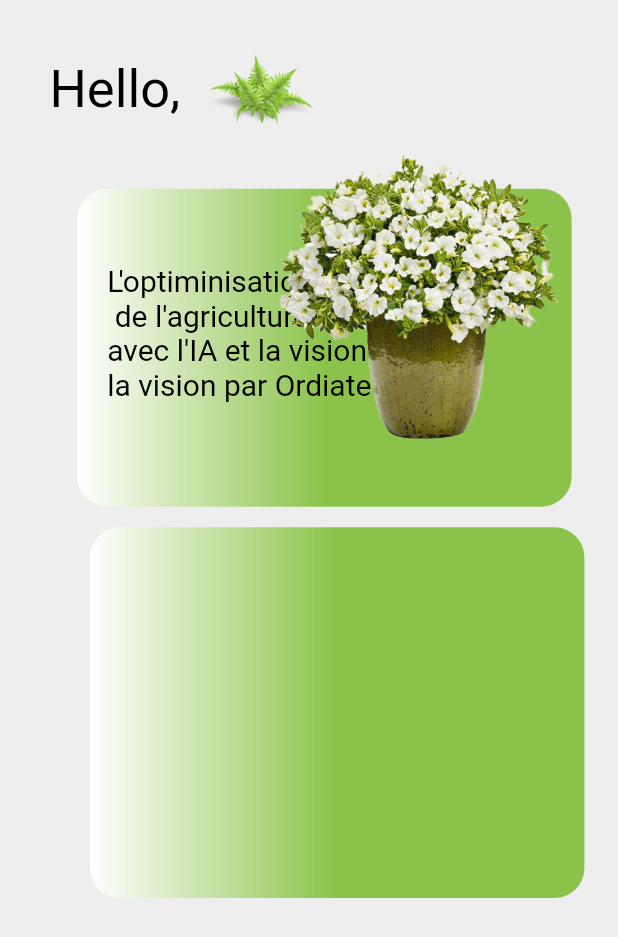
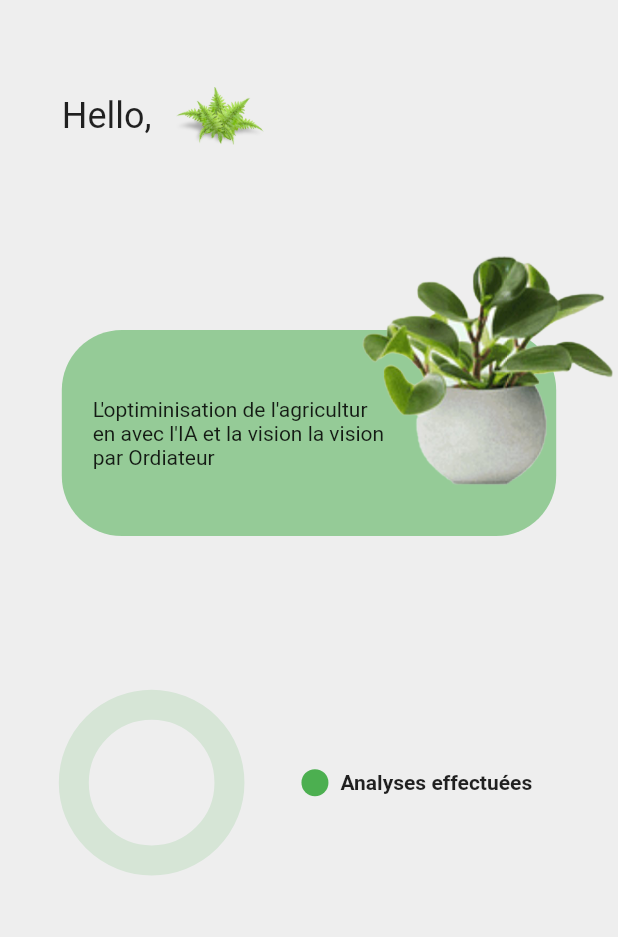
Before and after one commit to Axe-Digital/plantAI, a Flutter app: the MainPiece screen opened directly, on a phone screen of 412 x 824 dp. Shown: the top 937 px of the screen. Run offline on Flutter 3.47's test engine with Material 2 defaults, Android fonts, the phone set to English and light mode, and no system bars; drawn by our look-alikes of pie_chart; our stand-ins replace camera, cloud_firestore, firebase_auth, firebase_core, flutter_image_compress, google_sign_in and 2 more; missing offline and left inert: tflite_flutter; accounts and stored records are empty.

```diff
--- a/lib/model/model.dart
+++ b/lib/model/model.dart
@@ -1,12 +1,8 @@
 import 'dart:io' as io;
-import 'dart:typed_data';
-import 'package:provider/provider.dart';
 import 'package:flutter/foundation.dart';
-import 'package:flutter/material.dart';
-
 import 'package:tflite_flutter/tflite_flutter.dart';
 
-class Model with ChangeNotifier{
+class Model with ChangeNotifier {
   static List<io.File> imageList = [];
   static late String? _plantHealth;
   static String? get getPlantHealth => _plantHealth;
@@ -17,6 +13,9 @@ class Model with ChangeNotifier{
   static late Tensor inputTensor;
   static late Tensor outputTensor;
   static const String modelPath = "assets/model/model.tflite";
+  Map<String, double> dataMap = {
+    "Analyses effectuées": imageList.length.toDouble(),
+  };
 
   static Future<void> initialize() async {
     final options = InterpreterOptions();
@@ -28,6 +27,7 @@ class Model with ChangeNotifier{
 
   Future<void> updateFile(io.File file) async {
     imageList.add(file);
-      notifyListeners();
+    print("imageList : ${imageList.length}");
+    notifyListeners();
   }
 }
--- a/lib/view/login_page.dart
+++ b/lib/view/login_page.dart
@@ -5,7 +5,6 @@ import 'package:plant_ai/view/home_page.dart';
 import 'package:plant_ai/view/register_screen.dart';
 import 'package:plant_ai/widgets/my_button.dart';
 import 'package:plant_ai/widgets/my_textfield.dart';
-import 'package:shared_preferences/shared_preferences.dart';
 
 class LoginScreen extends StatefulWidget {
   const LoginScreen({super.key});
@@ -163,7 +162,7 @@ class _LoginScreenState extends State<LoginScreen> {
                                     context,
                                     MaterialPageRoute(
                                         // ignore: prefer_const_constructors
-                                        builder: (context) => HomeScreen()));
+                                        builder: (context) => HomeScreen(currentTabIndex: 0,)));
                               }
                             });
                           },
--- /dev/null
+++ b/lib/view/main_piece.dart
@@ -0,0 +1,129 @@
+import 'package:flutter/material.dart';
+import 'package:plant_ai/auth/authentification.dart';
+import 'package:plant_ai/services/firestore.dart';
+import 'package:pie_chart/pie_chart.dart';
+import 'package:plant_ai/model/model.dart';
+
+class MainPiece extends StatefulWidget {
+  const MainPiece({super.key});
+
+  @override
+  State<MainPiece> createState() => _MainPieceState();
+}
+
+class _MainPieceState extends State<MainPiece> {
+  @override
+  Widget build(BuildContext context) {
+    final auth = Auth();
+    final width = MediaQuery.of(context).size.width;
+    final theme = Theme.of(context).textTheme;
+    final height = MediaQuery.of(context).size.height;
+
+    return Scaffold(
+      body: Column(
+        mainAxisAlignment: MainAxisAlignment.start,
+        crossAxisAlignment: CrossAxisAlignment.center,
+        children: [
+          SizedBox(
+            height: height * 0.07,
+          ),
+          Row(
+            children: [
+              SizedBox(
+                width: width * 0.1,
+              ),
+              RichText(
+                text: TextSpan(
+                  text: 'Hello, ',
+                  style: TextStyle(
+                    fontSize: theme.headlineSmall!.fontSize,
+                    color: theme.headlineSmall!.color,
+                    fontWeight: theme.headlineSmall!.fontWeight,
+                  ),
+                  children: <TextSpan>[
+                    TextSpan(
+                      text: auth.firstNameAuth() ?? Firestore.userName,
+                      style: TextStyle(
+                        fontSize: theme.headlineSmall!.fontSize,
+                        color: theme.headlineSmall!.color,
+                        fontWeight: Theme.of(context)
+                            .textTheme
+                            .headlineSmall!
+                            .fontWeight,
+                      ),
+                    ),
+                  ],
+                ),
+              ),
+              const SizedBox(width: 10),
+              Image.asset(
+                'assets/fougere.png',
+                width: width / 7,
+              )
+            ],
+          ),
+          SizedBox(
+            height: height * 0.09,
+          ),
+          Stack(children: [
+            SizedBox(
+              width: width,
+              height: height / 3.5,
+              child: Center(
+                child: Container(
+                    width: width * 0.8,
+                    height: height / 6,
+                    decoration: BoxDecoration(
+                      borderRadius: BorderRadius.circular(40),
+
+                      color: Colors.green.withOpacity(0.55),
+                      // border: Border.all(color: Colors.black)
+                    ),
+                    child: Container(
+                      // color: Colors.amber,
+                      margin: EdgeInsets.fromLTRB(width / 20, 0, 0, 0),
+                      child: Column(
+                        mainAxisAlignment: MainAxisAlignment.spaceEvenly,
+                        crossAxisAlignment: CrossAxisAlignment.start,
+                        children: [
+                          Text(
+                              "L'optiminisation de l'agricultur \nen avec l'IA et la vision la vision \npar Ordiateur",
+                              style: TextStyle(
+                                  fontSize: theme.bodyMedium!.fontSize,
+                                  color: theme.bodyMedium!.color,
+                                  fontWeight: theme.bodyMedium!.fontWeight)),
+                        ],
+                      ),
+                    )),
+              ),
+            ),
+            Positioned(
+              right: 0,
+              top: 0,
+              child: Image.asset(
+                'assets/plant.png',
+                height: height / 5,
+              ),
+            )
+          ]),
+          SizedBox(
+            height: height * 0.04,
+          ),
+          SizedBox(
+            width: width * 0.8,
+            height: height / 5,
+            child: PieChart(
+              emptyColor: Colors.black,
+              dataMap: Model().dataMap,
+              chartType: ChartType.ring,
+              colorList: const [Colors.green],
+              baseChartColor: Colors.green.withOpacity(0.15),
+              chartRadius: 4000,
+              totalValue: 20,
+            ),
+          ),
+        ],
+      ),
+    );
+  }
+}
--- a/lib/view/register_screen.dart
+++ b/lib/view/register_screen.dart
@@ -3,7 +3,6 @@ import 'package:firebase_auth/firebase_auth.dart';
 import 'package:flutter/material.dart';
 import 'package:plant_ai/auth/authentification.dart';
 import 'package:plant_ai/services/firestore.dart';
-import 'package:plant_ai/view/home_page.dart';
 import 'package:plant_ai/view/login_page.dart';
 import 'package:plant_ai/widgets/snackbar_utils.dart';
 
--- a/lib/view/splash_screen.dart
+++ b/lib/view/splash_screen.dart
@@ -1,6 +1,4 @@
-import 'package:firebase_auth/firebase_auth.dart';
 import 'package:flutter/material.dart';
-// import 'package:plant_ai/auth/auth.dart';
 import 'package:plant_ai/auth/authentification.dart';
 import 'package:plant_ai/view/home_page.dart';
 import 'package:plant_ai/view/login_page.dart';
@@ -20,7 +18,7 @@ class _SplashPageState extends State<SplashScreen> {
   void initState() {
     super.initState();
     // Définir une temporisation pour afficher la page de splash
-    Future.delayed(const Duration(seconds: 1), () {
+    Future.delayed(const Duration(seconds: 4), () {
       switchEvent(); // Naviguer vers la page suivante après la temporisation
     });
   }
@@ -37,7 +35,7 @@ class _SplashPageState extends State<SplashScreen> {
                     2), // Durée de l'animation (500 millisecondes dans cet exemple)
             pageBuilder: (context, animation, secondaryAnimation) =>
                 // ignore: prefer_const_constructors
-                HomeScreen(),
+                HomeScreen(currentTabIndex: 0,),
             transitionsBuilder:
                 (context, animation, secondaryAnimation, child) {
               var begin = const Offset(
--- a/lib/widgets/main_piece.dart
+++ /dev/null
@@ -1,154 +0,0 @@
-import 'package:flutter/material.dart';
-import 'package:plant_ai/auth/authentification.dart';
-import 'package:plant_ai/services/firestore.dart';
-import 'package:plant_ai/theme/theme_manager.dart';
-import 'package:provider/provider.dart';
-
-class MainPiece extends StatefulWidget {
-  const MainPiece({super.key});
-
-  @override
-  State<MainPiece> createState() => _MainPieceState();
-}
-
-class _MainPieceState extends State<MainPiece> {
-  @override
-  Widget build(BuildContext context) {
-    final auth = Auth();
-    final width = MediaQuery.of(context).size.width;
-    print('width = $width');
-    final height = MediaQuery.of(context).size.height;
-    final isDark =
-        Provider.of<AppStateNotifier>(context, listen: false).isDarkMode;
-    return Scaffold(
-      body: Column(
-        crossAxisAlignment: CrossAxisAlignment.start,
-        children: [
-          const SizedBox(
-            height: 25,
-          ),
-          // Padding(
-          //   padding: const EdgeInsets.all(16.0),
-          //   child: TextField(
-          //     controller: null,
-          //     decoration: const InputDecoration(
-          //       hintText: 'Rechercher...',
-          //       suffixIcon: Icon(Icons.search),
-          //     ),
-          //     onSubmitted: (value) {
-          //       // Gérer la soumission de la recherche ici
-          //     },
-          //   ),
-          // ),
-          Container(
-              margin: EdgeInsets.only(left: width * 0.08),
-              child: Row(
-                children: [
-                  auth.firstNameAuth() != null
-                      ? RichText(
-                          text: TextSpan(
-                            text: 'Hello, ',
-                            style: const TextStyle(
-                                fontSize: 35, color: Colors.black),
-                            children: <TextSpan>[
-                              TextSpan(
-                                text: '${auth.firstNameAuth()}',
-                                style:
-                                    const TextStyle(fontWeight: FontWeight.bold),
-                              ),
-                            ],
-                          ),
-                        )
-                      : RichText(
-                          text: TextSpan(
-                            text: 'Hello, ',
-                            style: const TextStyle(
-                                fontSize: 35, color: Colors.black),
-                            children: <TextSpan>[
-                              TextSpan(
-                                text: '${Firestore.userName}',
-                                style:
-                                    const TextStyle(fontWeight: FontWeight.bold),
-                              ),
-                            ],
-                          ),
-                        ),
-                  const SizedBox(
-                    width: 10,
-                  ),
-                  Image.asset(
-                    'assets/fougere.png',
-                    width: 70,
-                    height: 70,
-                  )
-                ],
-              )),
-          const SizedBox(
-            height: 5,
-          ),
-          Stack(children: [
-            Container(
-                margin: EdgeInsets.fromLTRB(width / 8, width / 16, 0, width / 30),
-                constraints: BoxConstraints(maxWidth: width * 0.9),
-                decoration: BoxDecoration(
-                  borderRadius: BorderRadius.circular(20),
-                  gradient: const LinearGradient(
-                    colors: [
-                      Colors.lightGreen,
-                      Colors.lightGreen,
-                      Colors.white,
-                    ],
-                    begin: Alignment.centerRight,
-                    end: Alignment.centerLeft,
-                  ),
-                  color: Colors.white,
-                  // border: Border.all(color: Colors.black)
-                ),
-                width: width * 0.8,
-                padding: const EdgeInsets.fromLTRB(20, 50, 0, 70),
-                child: const Column(
-                  crossAxisAlignment: CrossAxisAlignment.start,
-                  children: [
-                    Text("L'optiminisation ",
-                        style: TextStyle(fontSize: 20, color: Colors.black)),
-                    Text(" de l'agriculture avec ",
-                        style: TextStyle(fontSize: 20, color: Colors.black)),
-                    Text("avec l'IA et la vision ",
-                        style: TextStyle(fontSize: 20, color: Colors.black)),
-                    Text("la vision par Ordiateur",
-                        style: TextStyle(fontSize: 20, color: Colors.black))
-                  ],
-                )),
-            Positioned(
-              right: 5,
-              top: 0,
-              child: Image.asset(
-                'assets/flowers.png',
-                height: 200,
-                // width: 100,
-              ),
-            )
-          ]),
-          Container(
-            height: height * 0.3,
-            width: width * 0.8,
-            margin: const EdgeInsets.fromLTRB(60, 0, 0, 0),
-            decoration: BoxDecoration(
-              borderRadius: BorderRadius.circular(20),
-              gradient: const LinearGradient(
-                colors: [
-                  Colors.lightGreen,
-                  Colors.lightGreen,
-                  Colors.white,
-                ],
-                begin: Alignment.centerRight,
-                end: Alignment.centerLeft,
-              ),
-            ),
-          ),
-          // const Camera(),
-        ],
-      ),
-    );
-  }
-}
--- a/pubspec.yaml
+++ b/pubspec.yaml
@@ -52,6 +52,8 @@ dependencies:
   dynamic_curved_navigation_bar: ^0.0.2
   curved_navigation_bar: ^1.0.3
   camera: ^0.10.5+5
+  flutter_image_compress: ^2.1.0
+  pie_chart: ^5.4.0
   # toggle_switch: ^2.1.0
   # firebase_ui_auth: ^1.9.0
   # firebase_ui_oauth_facebook: ^1.2.12
```
Also changed, not shown: lib/auth/authentification.dart (+3 -4 lines), lib/main.dart (+0 -7 lines), lib/model/camera_manager.dart (+15 -0 lines), lib/view/camera_page.dart (+37 -25 lines), lib/view/home_page.dart (+7 -9 lines), lib/view/plant_page.dart (+62 -36 lines), lib/widgets/bottom_navigation.dart (deleted, +0 -30 lines), lib/widgets/gallery.dart (+12 -8 lines), lib/widgets/my_app_bar.dart (+4 -21 lines), lib/widgets/my_button.dart (+1 -13 lines), assets/plant.png (added), pubspec.lock.
